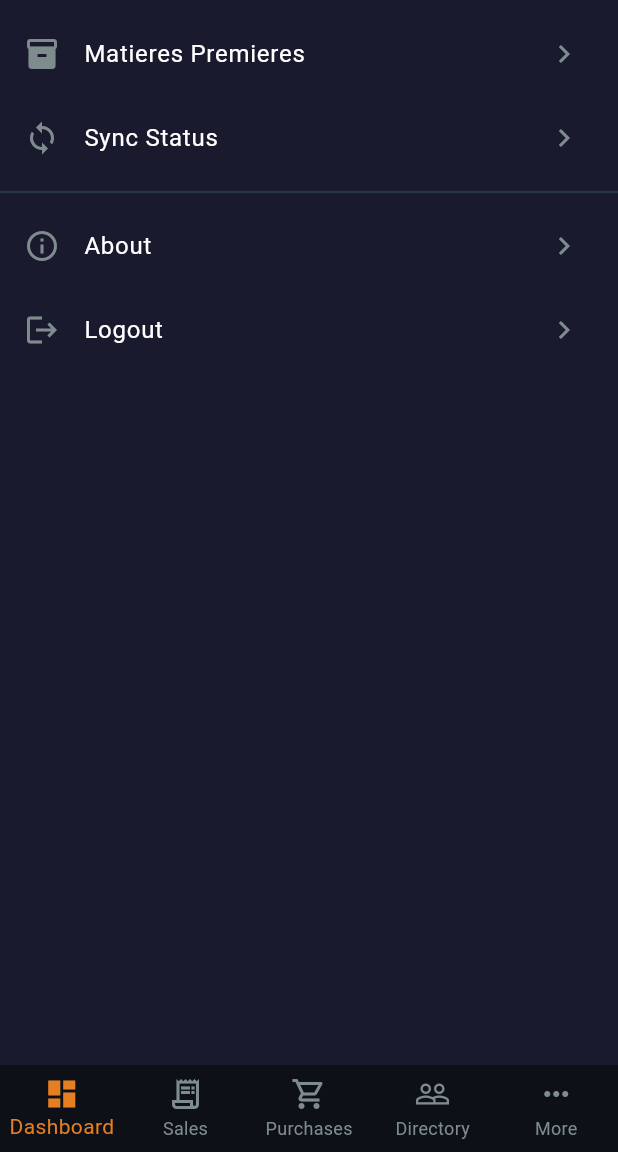
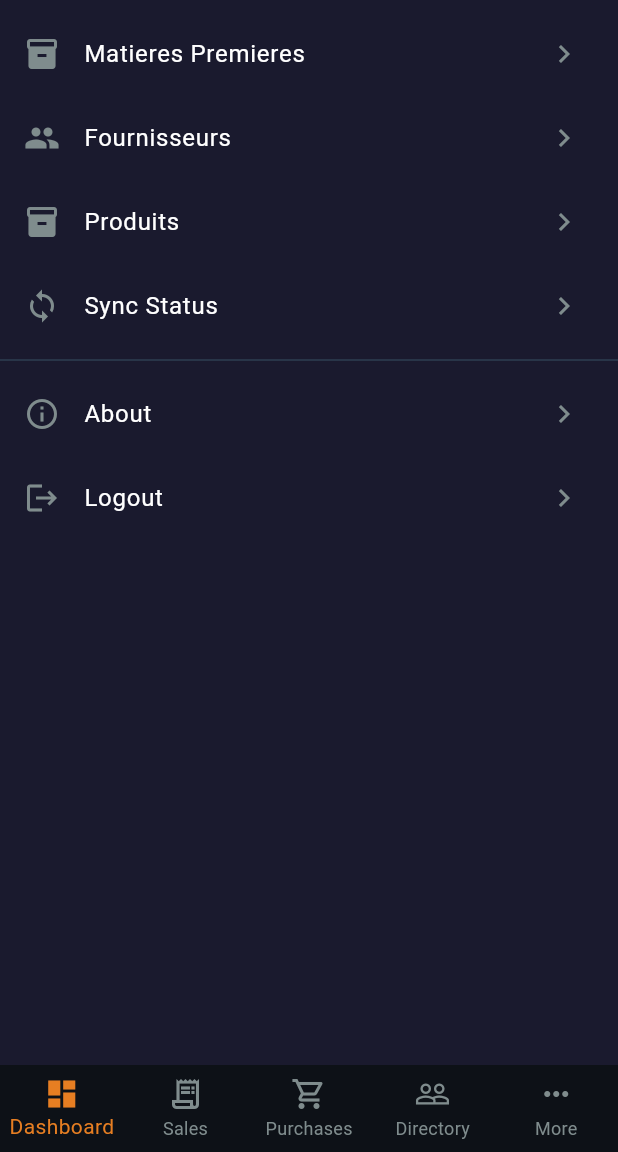
Before and after one commit to laidanimounir/atelio_mobile, a Flutter app: the MoreScreen screen opened by its route, on a phone screen of 412 x 824 dp, the part 84-1236 px from its top. Run offline on Flutter 3.47's test engine with Material 3 defaults, Android fonts, the phone set to English and light mode, and no system bars; our stand-ins replace flutter_riverpod, go_router, shimmer, supabase_flutter; accounts and stored records are empty; network calls fail.

Commit message:
add suppliers and products to more menu navigation

```diff
--- a/lib/features/more/more_screen.dart
+++ b/lib/features/more/more_screen.dart
@@ -14,6 +14,8 @@ class MoreScreen extends ConsumerWidget {
     return ListView(children: [
       const SizedBox(height: 8),
       _item(Icons.inventory, 'Matieres Premieres', () => context.go(AppRoutes.rawMaterials)),
+      _item(Icons.people, 'Fournisseurs', () => context.go(AppRoutes.suppliers)),
+      _item(Icons.inventory_2, 'Produits', () => context.go(AppRoutes.products)),
       _item(Icons.sync, 'Sync Status', () => context.go(AppRoutes.syncStatus)),
       const Divider(),
       _item(Icons.info_outline, 'About', () => _showAbout(context)),
```
